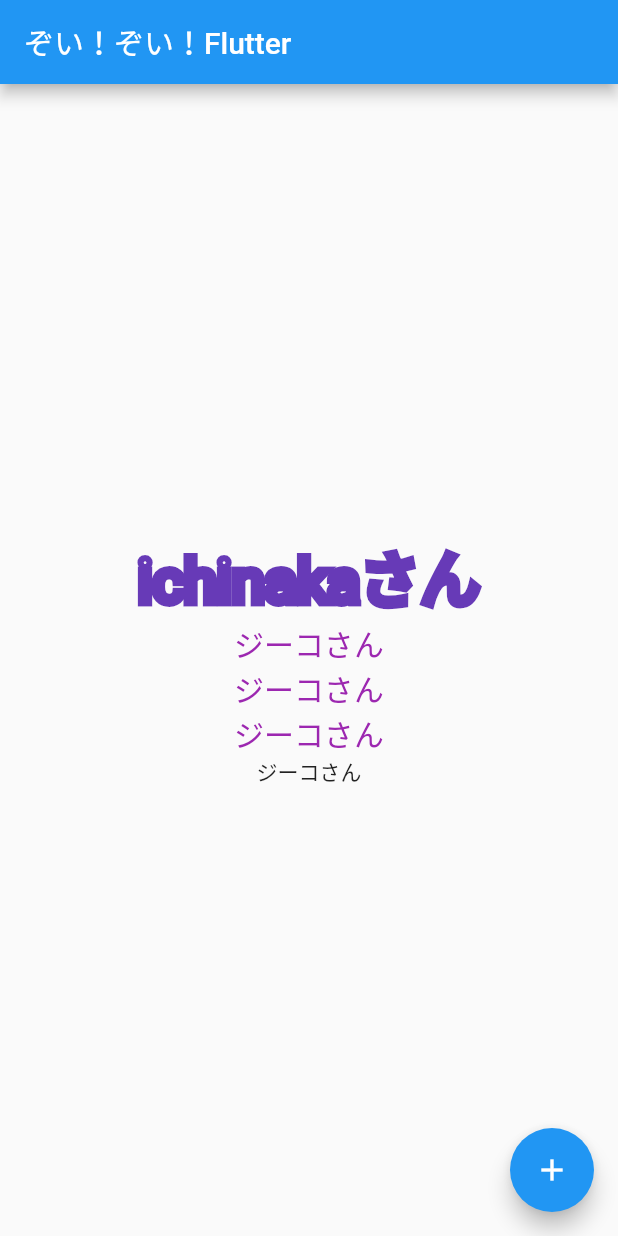
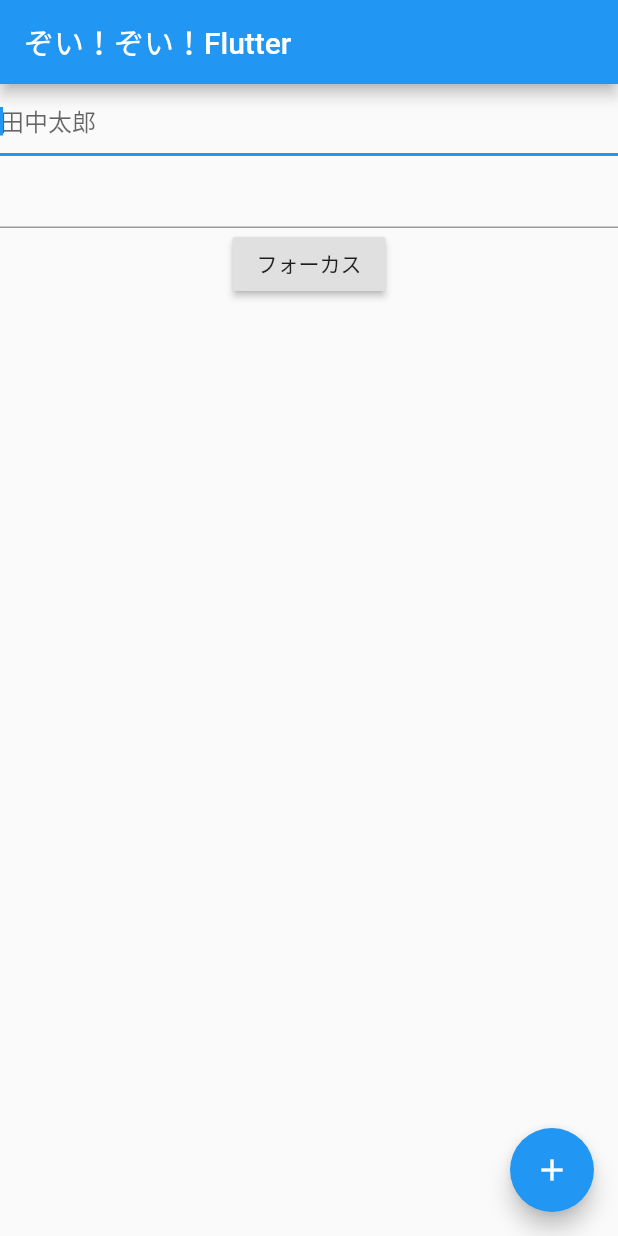
Before and after one commit to ichi-nakashima/coriander, a Flutter app: the screen it shows after launch, on a phone screen of 412 x 824 dp. Run offline on Flutter 3.47's test engine with Material 2 defaults, Android fonts, the phone set to English and light mode, and no system bars.

```diff
--- a/lib/main.dart
+++ b/lib/main.dart
@@ -44,6 +44,8 @@ class _MyHomePageState extends State<MyHomePage> {
 
   String text = "次へ";
 
+  final myFocusNode = FocusNode();
+
   @override
   Widget build(BuildContext context) {
     return Scaffold(
@@ -54,63 +56,80 @@ class _MyHomePageState extends State<MyHomePage> {
       body: Container(
         width: double.infinity,
         child: Column(
-          mainAxisAlignment: MainAxisAlignment.center,
-          crossAxisAlignment: CrossAxisAlignment.center,
           children: <Widget>[
-            Container(
-              width: double.infinity,
-              child: Text(
-                'ichinakaさん',
-                textAlign: TextAlign.center,
-                style: TextStyle(
-                  fontSize: 40,
-//                color: Colors.deepPurple,
-//                fontWeight: FontWeight.w500,
-//                fontStyle: FontStyle.italic,
-//                decoration: TextDecoration.underline,
-                  foreground: Paint()
-                    ..style = PaintingStyle.stroke
-                    ..strokeWidth = 6
-                    ..color = Colors.deepPurple,
-                ),
+            TextField(
+              autofocus: true,
+              decoration: InputDecoration(
+                hintText: '田中太郎',
               ),
             ),
-            DefaultTextStyle(
-              style: TextStyle(
-                fontSize: 20,
-                color: Colors.purple,
-              ),
-              child: Column(
-                children: <Widget>[
-                  Text('ジーコさん'),
-                  Text('ジーコさん'),
-                  Text('ジーコさん'),
-                ],
-              ),
+            TextField(
+              focusNode: myFocusNode,
             ),
-            Text('ジーコさん'),
-//            Image.asset('images/IMG_2186.jpeg'),
-//            Icon(
-//              Icons.directions_car,
-//              size: 60,
-//            ),
-//            RaisedButton(
-//              child: Text(text),
-//              onPressed: () async {
-//                // 画面遷移のコード
-////              Navigator.pushNamed(context, '/next');
-//                final result = await Navigator.push(
-//                  context,
-//                  MaterialPageRoute(
-//                    builder: (context) => NextPage('ichinaka'),
-//                  ),
-//                );
-//                text = result;
-//                print(result);
-//              },
-//            ),
+            RaisedButton(
+              child: Text('フォーカス'),
+              onPressed: () => myFocusNode.requestFocus(),
+            ),
           ],
         ),
+//        child: Column(
+//          mainAxisAlignment: MainAxisAlignment.center,
+//          crossAxisAlignment: CrossAxisAlignment.center,
+//          children: <Widget>[
+//            Container(
+//              width: double.infinity,
+//              child: Text(
+//                'ichinakaさん',
+//                textAlign: TextAlign.center,
+//                style: TextStyle(
+//                  fontSize: 40,
+////                color: Colors.deepPurple,
+////                fontWeight: FontWeight.w500,
+////                fontStyle: FontStyle.italic,
+////                decoration: TextDecoration.underline,
+//                  foreground: Paint()
+//                    ..style = PaintingStyle.stroke
+//                    ..strokeWidth = 6
+//                    ..color = Colors.deepPurple,
+//                ),
+//              ),
+//            ),
+//            DefaultTextStyle(
+//              style: TextStyle(
+//                fontSize: 20,
+//                color: Colors.purple,
+//              ),
+//              child: Column(
+//                children: <Widget>[
+//                  Text('ジーコさん'),
+//                  Text('ジーコさん'),
+//                  Text('ジーコさん'),
+//                ],
+//              ),
+//            ),
+//            Text('ジーコさん'),
+////            Image.asset('images/IMG_2186.jpeg'),
+////            Icon(
+////              Icons.directions_car,
+////              size: 60,
+////            ),
+////            RaisedButton(
+////              child: Text(text),
+////              onPressed: () async {
+////                // 画面遷移のコード
+//////              Navigator.pushNamed(context, '/next');
+////                final result = await Navigator.push(
+////                  context,
+////                  MaterialPageRoute(
+////                    builder: (context) => NextPage('ichinaka'),
+////                  ),
+////                );
+////                text = result;
+////                print(result);
+////              },
+////            ),
+//          ],
+//        ),
       ),
       floatingActionButton: FloatingActionButton(
         onPressed: _incrementCounter,
```
